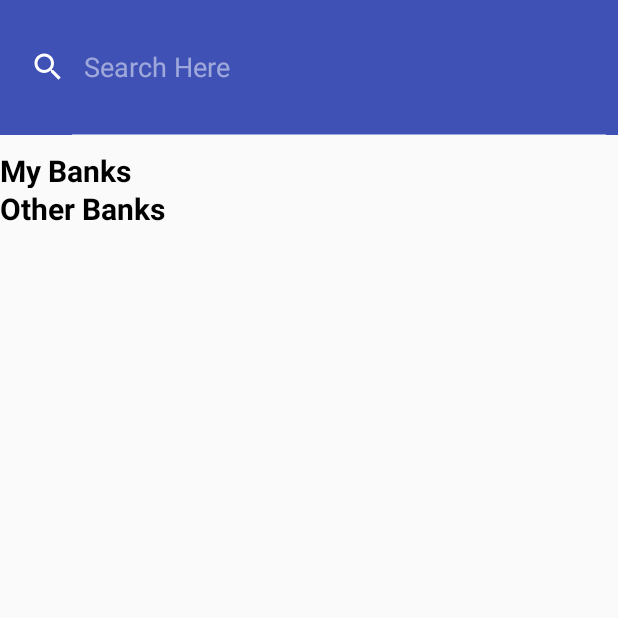
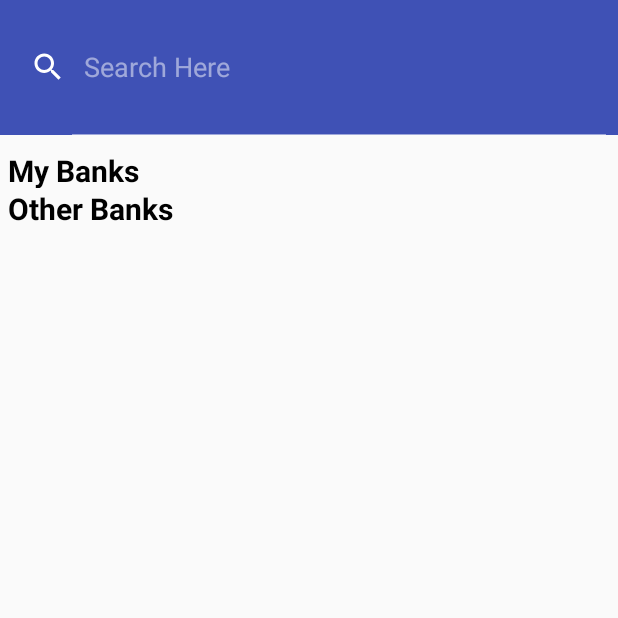
Before and after one commit to alphenyx/bb, an Android app: the screen it shows after launch (Home), after a tap on an icon or button, on a phone screen of 412 x 824 dp, the top half of it. Run offline under Robolectric (Android 15) with nearby library versions, the phone set to English and light mode, and no system bars; our stand-ins replace AdMob; 11 statements that could not run were skipped.

Commit message:
title search complete

```diff
--- a/app/src/main/res/layout/activity_scrolling.xml
+++ b/app/src/main/res/layout/activity_scrolling.xml
@@ -38,6 +38,7 @@
                     android:layout_marginLeft="50dp"
                     android:id="@+id/titleView"
                     android:textAlignment="center"
+                    android:backgroundTint="@color/colorWhite"
                     android:textColorHighlight="@color/colorWhite"
                     android:textSize="40dp"
                     android:textStyle="bold"
@@ -48,15 +49,14 @@
                     android:layout_height="@dimen/app_bar_height"></TextView>
                 <ImageButton
                     android:id="@+id/searchbutton"
-                    android:layout_gravity="center_horizontal"
-                    android:layout_marginTop="40dp"
+                    android:scaleType="fitCenter"
                     android:layout_width="50dp"
                     android:src="@drawable/search"
                     android:maxWidth="50dp"
                     android:layout_weight="20"
                     android:textSize="40dp"
                     android:background="#00000000"
-                    android:layout_height="wrap_content"
+                    android:layout_height="@dimen/app_bar_height"
                     android:theme="@style/AppTheme.AppBarOverlay"/>
             </LinearLayout>
 
--- a/app/src/main/res/layout/grid_tile.xml
+++ b/app/src/main/res/layout/grid_tile.xml
@@ -10,6 +10,7 @@
         android:textSize="20sp"
         android:textAppearance="@color/colorPrimaryDark"
         android:textStyle="bold"
+        android:layout_marginLeft="@dimen/h2_left_margin"
     />
     <ListView
         android:id="@+id/listbank"
--- a/app/src/main/res/layout/listitemview.xml
+++ b/app/src/main/res/layout/listitemview.xml
@@ -26,6 +26,7 @@
     <ToggleButton
         android:id="@+id/fav"
         android:focusable="false"
+        android:visibility="invisible"
         android:layout_width="30sp"
         android:layout_height="30sp"
         android:layout_margin="10sp"
--- a/app/src/main/res/values/dimens.xml
+++ b/app/src/main/res/values/dimens.xml
@@ -8,5 +8,8 @@
     <dimen name="result_margin">-30dp</dimen>
     <dimen name="list_left_margin">10dp</dimen>
     <dimen name="list_right_margin">10dp</dimen>
+    <dimen name="h2_left_margin">5dp</dimen>
+    <dimen name="h2_right_margin">5dp</dimen>
+
 
 </resources>
```
